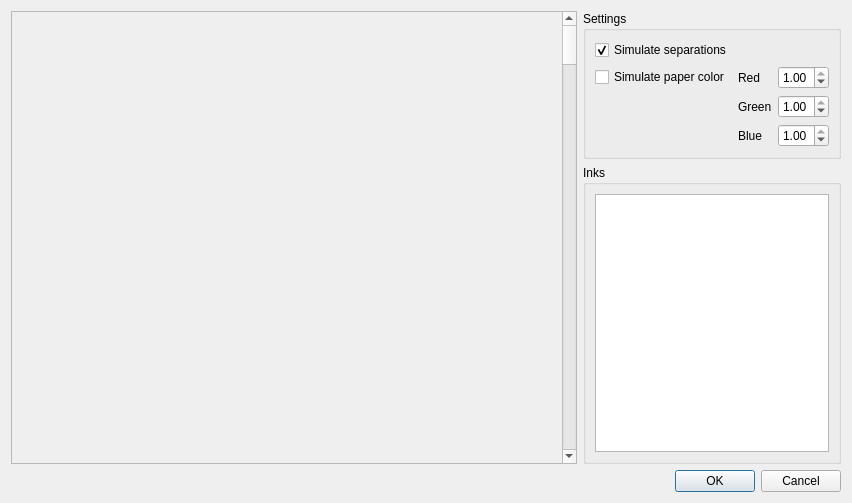
Above: Pdf4QtViewerPlugins/OutputPreviewPlugin/outputpreviewdialog.ui from JakubMelka/PDF4QT before the change. Below: the same form after it.
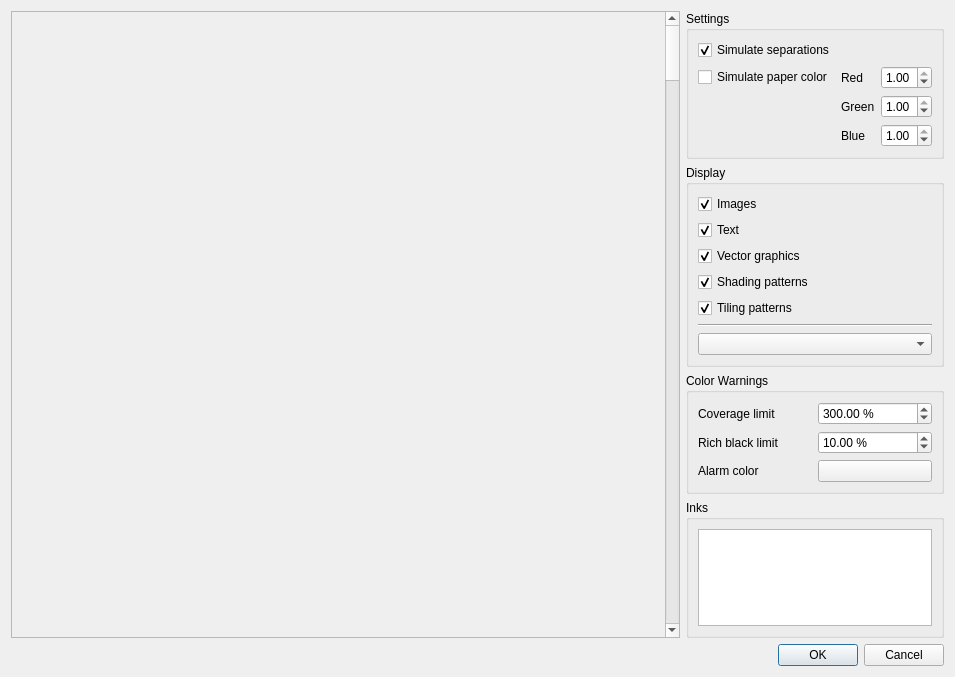
That is the form after the change.

Commit message: GUI adjustments, display settings

Diff of the .ui file:
```diff
--- a/Pdf4QtViewerPlugins/OutputPreviewPlugin/outputpreviewdialog.ui
+++ b/Pdf4QtViewerPlugins/OutputPreviewPlugin/outputpreviewdialog.ui
@@ -6,15 +6,15 @@
    <rect>
     <x>0</x>
     <y>0</y>
-    <width>852</width>
-    <height>503</height>
+    <width>955</width>
+    <height>677</height>
    </rect>
   </property>
   <property name="windowTitle">
    <string>Output Preview</string>
   </property>
-  <layout class="QVBoxLayout" name="outputPreviewDialogLayout">
-   <item>
+  <layout class="QGridLayout" name="gridLayout_2">
+   <item row="0" column="0">
     <layout class="QHBoxLayout" name="horizontalLayout" stretch="3,1">
      <item>
       <widget class="QFrame" name="frame">
@@ -145,6 +145,144 @@
          </layout>
         </widget>
        </item>
+       <item>
+        <widget class="QGroupBox" name="displayGroupBox">
+         <property name="title">
+          <string>Display</string>
+         </property>
+         <layout class="QVBoxLayout" name="verticalLayout_2">
+          <item>
+           <widget class="QCheckBox" name="displayImagesCheckBox">
+            <property name="text">
+             <string>Images</string>
+            </property>
+            <property name="checked">
+             <bool>true</bool>
+            </property>
+           </widget>
+          </item>
+          <item>
+           <widget class="QCheckBox" name="displayTextCheckBox">
+            <property name="text">
+             <string>Text</string>
+            </property>
+            <property name="checked">
+             <bool>true</bool>
+            </property>
+           </widget>
+          </item>
+          <item>
+           <widget class="QCheckBox" name="displayVectorGraphicsCheckBox">
+            <property name="text">
+             <string>Vector graphics</string>
+            </property>
+            <property name="checked">
+             <bool>true</bool>
+            </property>
+           </widget>
+          </item>
+          <item>
+           <widget class="QCheckBox" name="displayShadingCheckBox">
+            <property name="text">
+             <string>Shading patterns</string>
+            </property>
+            <property name="checked">
+             <bool>true</bool>
+            </property>
+           </widget>
+          </item>
+          <item>
+           <widget class="QCheckBox" name="displayTilingPatternsCheckBox">
+            <property name="text">
+             <string>Tiling patterns</string>
+            </property>
+            <property name="shortcut">
+             <string>Ctrl+S</string>
+            </property>
+            <property name="checked">
+             <bool>true</bool>
+            </property>
+           </widget>
+          </item>
+          <item>
+           <widget class="Line" name="line">
+            <property name="orientation">
+             <enum>Qt::Horizontal</enum>
+            </property>
+           </widget>
+          </item>
+          <item>
+           <widget class="QComboBox" name="displayModeComboBox"/>
+          </item>
+         </layout>
+        </widget>
+       </item>
+       <item>
+        <widget class="QGroupBox" name="colorWarningsGroupBox">
+         <property name="title">
+          <string>Color Warnings</string>
+         </property>
+         <layout class="QGridLayout" name="gridLayout_3">
+          <item row="2" column="0">
+           <widget class="QLabel" name="alarmColorLabel">
+            <property name="text">
+             <string>Alarm color</string>
+            </property>
+           </widget>
+          </item>
+          <item row="0" column="1">
+           <widget class="QDoubleSpinBox" name="inkCoverageLimitEdit">
+            <property name="suffix">
+             <string> %</string>
+            </property>
+            <property name="maximum">
+             <double>1000.000000000000000</double>
+            </property>
+            <property name="singleStep">
+             <double>10.000000000000000</double>
+            </property>
+            <property name="value">
+             <double>300.000000000000000</double>
+            </property>
+           </widget>
+          </item>
+          <item row="0" column="0">
+           <widget class="QLabel" name="coverageLimitLabel">
+            <property name="text">
+             <string>Coverage limit</string>
+            </property>
+           </widget>
+          </item>
+          <item row="2" column="1">
+           <widget class="QPushButton" name="alarmColorButton">
+            <property name="text">
+             <string/>
+            </property>
+           </widget>
+          </item>
+          <item row="1" column="1">
+           <widget class="QDoubleSpinBox" name="richBlackLimitEdit">
+            <property name="suffix">
+             <string> %</string>
+            </property>
+            <property name="maximum">
+             <double>100.000000000000000</double>
+            </property>
+            <property name="value">
+             <double>10.000000000000000</double>
+            </property>
+           </widget>
+          </item>
+          <item row="1" column="0">
+           <widget class="QLabel" name="richBlackLabel">
+            <property name="text">
+             <string>Rich black limit</string>
+            </property>
+           </widget>
+          </item>
+         </layout>
+        </widget>
+       </item>
        <item>
         <widget class="QGroupBox" name="inksGroupBox">
          <property name="title">
@@ -170,7 +308,7 @@
      </item>
     </layout>
    </item>
-   <item>
+   <item row="1" column="0">
     <widget class="QDialogButtonBox" name="buttonBox">
      <property name="orientation">
       <enum>Qt::Horizontal</enum>
```
The commit also changes 4 other files.
